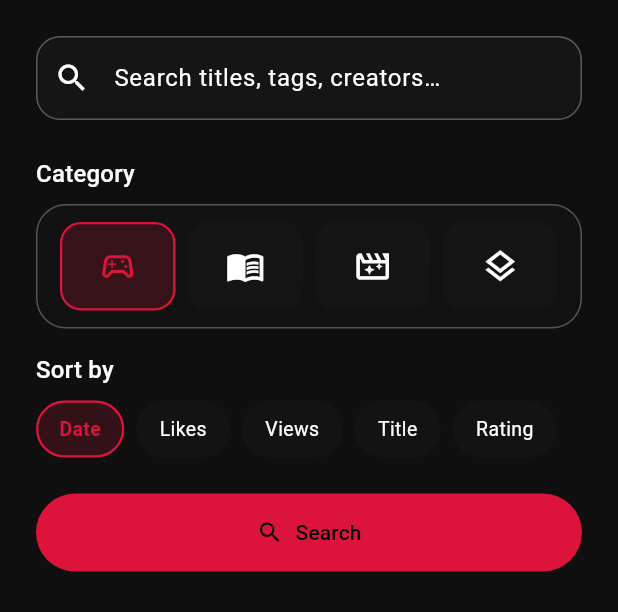
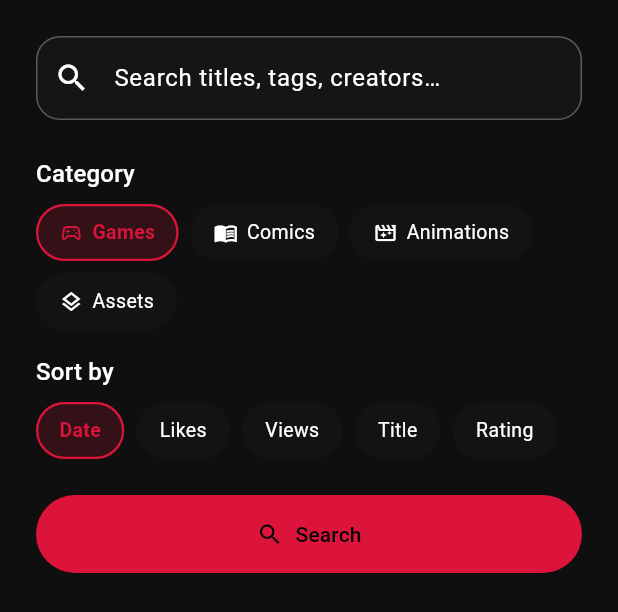
Before and after one commit to Broodyr/F95-Portal, a Flutter app: the SearchOptionsModal widget shown alone on an empty page, opened directly, on a phone screen of 412 x 824 dp. Shown: the top 612 px of the screen. Run offline on Flutter 3.47's test engine with Material 3 defaults, Android fonts, the phone set to English and light mode, and no system bars; our stand-ins replace cached_network_image, package_info_plus; network calls fail.

Commit message:
Search modal polish + lenient numeric JSON parsing
- Numeric API fields now accept any num (JSON numbers decode as double
  whenever a decimal point appears), fixing the intermittent "double is
  not a subtype of int" error screen on live data.
- Popular tags moved into the suggestion dropdown and only appear once
  the empty search field is focused, keeping the sheet compact.
- Filter chips: white bold +/- state icon, larger padded touch target
  for the remove x.
- Category selector is now labeled pills (matching the sort row)
  instead of icon-only buttons.

Co-Authored-By: Claude Fable 5 <noreply@anthropic.com>

```diff
--- a/lib/services/api_service.dart
+++ b/lib/services/api_service.dart
@@ -16,7 +16,7 @@ class PopularTag {
   const PopularTag({required this.tagId, required this.count});
 
   factory PopularTag.fromJson(Map<String, dynamic> json) {
-    return PopularTag(tagId: json['tag_id'] ?? 0, count: json['count'] ?? 0);
+    return PopularTag(tagId: (json['tag_id'] as num? ?? 0).toInt(), count: (json['count'] as num? ?? 0).toInt());
   }
 }
 
--- a/lib/widgets/search_options_modal.dart
+++ b/lib/widgets/search_options_modal.dart
@@ -4,6 +4,7 @@ import '../models/f95_metadata.dart';
 import '../models/search_category.dart';
 import '../models/search_query.dart';
 import '../services/api_service.dart';
+import '../utils/formatters.dart';
 
 typedef FetchPopularTagsCallback = Future<List<PopularTag>> Function({SearchCategory category});
 
@@ -45,8 +46,9 @@ class SearchOptionsModal extends StatefulWidget {
 class _SearchOptionsModalState extends State<SearchOptionsModal> {
   static const int _maxTagSuggestions = 6;
   static const int _maxPrefixSuggestions = 4;
-  static const int _maxPopularTags = 12;
+  static const int _maxPopularTags = 8;
 
+  final FocusNode _searchFocus = FocusNode();
   late final TextEditingController _searchController;
   late SearchCategory _selectedCategory;
   late SortOrder _sort;
@@ -69,6 +71,7 @@ class _SearchOptionsModalState extends State<SearchOptionsModal> {
     _sort = query.sort;
     _searchController = TextEditingController(text: query.search);
     _searchController.addListener(_onTextChanged);
+    _searchFocus.addListener(_onTextChanged);
     _creator = query.creator.trim().isEmpty ? null : query.creator.trim();
     _restoreFilters(query);
     _loadPopularTags();
@@ -77,6 +80,7 @@ class _SearchOptionsModalState extends State<SearchOptionsModal> {
   @override
   void dispose() {
     _searchController.dispose();
+    _searchFocus.dispose();
     super.dispose();
   }
 
@@ -207,6 +211,8 @@ class _SearchOptionsModalState extends State<SearchOptionsModal> {
     final bottomPadding = MediaQuery.of(context).viewPadding.bottom;
     final keyboardInset = MediaQuery.of(context).viewInsets.bottom;
     final suggestions = _buildSuggestions(_searchController.text);
+    final bool showPopular =
+        _searchFocus.hasFocus && _searchController.text.trim().isEmpty && _popularSuggestions.isNotEmpty;
 
     return SafeArea(
       child: AnimatedPadding(
@@ -223,19 +229,14 @@ class _SearchOptionsModalState extends State<SearchOptionsModal> {
                 const SizedBox(height: 12),
               ],
               _buildSearchField(colorScheme),
-              if (suggestions.isNotEmpty || _hasCreatorSuggestion) ...[
+              if (suggestions.isNotEmpty || _hasCreatorSuggestion || showPopular) ...[
                 const SizedBox(height: 8),
-                _buildSuggestionList(colorScheme, suggestions),
-              ] else if (_popularSuggestions.isNotEmpty) ...[
-                const SizedBox(height: 16),
-                Text('Popular tags', style: textTheme.titleSmall?.copyWith(color: colorScheme.onSurfaceVariant)),
-                const SizedBox(height: 8),
-                _buildPopularTags(colorScheme),
+                _buildSuggestionList(colorScheme, suggestions, showPopular: showPopular),
               ],
               const SizedBox(height: 24),
               Text('Category', style: textTheme.titleMedium),
               const SizedBox(height: 8),
-              _buildSelectorSurface(colorScheme, _buildCategorySelector(colorScheme)),
+              _buildCategorySelector(colorScheme),
               const SizedBox(height: 16),
               Text('Sort by', style: textTheme.titleMedium),
               const SizedBox(height: 8),
@@ -277,6 +278,7 @@ class _SearchOptionsModalState extends State<SearchOptionsModal> {
       ),
       child: TextField(
         controller: _searchController,
+        focusNode: _searchFocus,
         textInputAction: TextInputAction.search,
         onSubmitted: (_) => _onSubmit(),
         decoration: const InputDecoration(
@@ -314,7 +316,8 @@ class _SearchOptionsModalState extends State<SearchOptionsModal> {
     );
   }
 
-  Widget _buildSuggestionList(ColorScheme colorScheme, List<_Suggestion> suggestions) {
+  Widget _buildSuggestionList(ColorScheme colorScheme, List<_Suggestion> suggestions, {bool showPopular = false}) {
+    final metadata = F95Metadata.instance;
     return Container(
       constraints: const BoxConstraints(maxHeight: 240),
       decoration: BoxDecoration(
@@ -348,89 +351,77 @@ class _SearchOptionsModalState extends State<SearchOptionsModal> {
               title: Text('Creator: "${_searchController.text.trim()}"'),
               onTap: _setCreatorFromText,
             ),
+          if (showPopular)
+            for (final tag in _popularSuggestions)
+              ListTile(
+                dense: true,
+                visualDensity: VisualDensity.compact,
+                leading: Icon(Icons.trending_up, size: 18, color: colorScheme.onSurfaceVariant),
+                title: Text(metadata.tagName(tag.tagId)!),
+                trailing: Text(
+                  NumberFormatter.formatNumber(tag.count),
+                  style: TextStyle(color: colorScheme.onSurfaceVariant, fontSize: 12),
+                ),
+                onTap: () => _addFilter(_FilterKind.tag, tag.tagId, metadata.tagName(tag.tagId)!),
+              ),
         ],
       ),
     );
   }
 
-  Widget _buildPopularTags(ColorScheme colorScheme) {
-    final metadata = F95Metadata.instance;
+  Widget _buildChoicePill(
+    ColorScheme colorScheme, {
+    required String label,
+    IconData? icon,
+    required bool selected,
+    required VoidCallback onTap,
+  }) {
+    final Color foreground = selected ? colorScheme.primary : colorScheme.onSurfaceVariant;
+    return GestureDetector(
+      onTap: onTap,
+      child: AnimatedContainer(
+        duration: const Duration(milliseconds: 180),
+        padding: const EdgeInsets.symmetric(horizontal: 14, vertical: 8),
+        decoration: BoxDecoration(
+          color: selected
+              ? colorScheme.primary.withValues(alpha: 0.18)
+              : colorScheme.surfaceContainerHighest.withValues(alpha: 0.25),
+          borderRadius: BorderRadius.circular(999),
+          border: Border.all(color: selected ? colorScheme.primary : Colors.transparent, width: 1.5),
+        ),
+        child: Row(
+          mainAxisSize: MainAxisSize.min,
+          children: [
+            if (icon != null) ...[Icon(icon, size: 16, color: foreground), const SizedBox(width: 6)],
+            Text(
+              label,
+              style: TextStyle(
+                fontSize: 13,
+                color: foreground,
+                fontWeight: selected ? FontWeight.w600 : FontWeight.w400,
+              ),
+            ),
+          ],
+        ),
+      ),
+    );
+  }
+
+  Widget _buildCategorySelector(ColorScheme colorScheme) {
     return Wrap(
       spacing: 8,
       runSpacing: 8,
       children: [
-        for (final tag in _popularSuggestions)
-          GestureDetector(
-            onTap: () => _addFilter(_FilterKind.tag, tag.tagId, metadata.tagName(tag.tagId)!),
-            child: Container(
-              padding: const EdgeInsets.symmetric(horizontal: 12, vertical: 6),
-              decoration: BoxDecoration(
-                color: colorScheme.surfaceContainerHighest.withValues(alpha: 0.3),
-                borderRadius: BorderRadius.circular(999),
-                border: Border.all(color: colorScheme.outlineVariant.withValues(alpha: 0.25)),
-              ),
-              child: Text(metadata.tagName(tag.tagId)!, style: const TextStyle(fontSize: 13)),
-            ),
+        for (final category in SearchCategory.values)
+          _buildChoicePill(
+            colorScheme,
+            label: category.displayLabel,
+            icon: _categoryIcons[category],
+            selected: _selectedCategory == category,
+            onTap: () => _onCategoryChanged(category),
           ),
       ],
     );
-  }
-
-  Widget _buildSelectorSurface(ColorScheme colorScheme, Widget child) {
-    return DecoratedBox(
-      decoration: BoxDecoration(
-        borderRadius: BorderRadius.circular(20),
-        border: Border.all(color: colorScheme.outlineVariant.withValues(alpha: 0.28)),
-        gradient: LinearGradient(
-          colors: [
-            colorScheme.surfaceContainerHighest.withValues(alpha: 0.2),
-            colorScheme.surfaceContainerHighest.withValues(alpha: 0.12),
-          ],
-          begin: Alignment.topCenter,
-          end: Alignment.bottomCenter,
-        ),
-      ),
-      child: Padding(padding: const EdgeInsets.all(12), child: child),
-    );
-  }
-
-  Widget _buildCategorySelector(ColorScheme colorScheme) {
-    final entries = SearchCategory.values.map((category) {
-      final bool isSelected = _selectedCategory == category;
-      final icon = _categoryIcons[category]!;
-
-      return Expanded(
-        child: Tooltip(
-          message: category.displayLabel,
-          child: Padding(
-            padding: const EdgeInsets.symmetric(horizontal: 4),
-            child: AnimatedContainer(
-              duration: const Duration(milliseconds: 180),
-              decoration: BoxDecoration(
-                color: isSelected
-                    ? colorScheme.primary.withValues(alpha: 0.18)
-                    : colorScheme.surfaceContainerHighest.withValues(alpha: 0.25),
-                borderRadius: BorderRadius.circular(14),
-                border: Border.all(color: isSelected ? colorScheme.primary : Colors.transparent, width: 1.5),
-              ),
-              child: Material(
-                type: MaterialType.transparency,
-                child: InkWell(
-                  borderRadius: BorderRadius.circular(14),
-                  onTap: () => _onCategoryChanged(category),
-                  child: SizedBox(
-                    height: 56,
-                    child: Icon(icon, color: isSelected ? colorScheme.primary : colorScheme.onSurfaceVariant, size: 26),
-                  ),
-                ),
-              ),
-            ),
-          ),
-        ),
-      );
-    }).toList();
-
-    return Row(children: entries);
   }
 
   Widget _buildSortSelector(ColorScheme colorScheme) {
@@ -439,27 +430,11 @@ class _SearchOptionsModalState extends State<SearchOptionsModal> {
       runSpacing: 8,
       children: [
         for (final order in SortOrder.values)
-          GestureDetector(
+          _buildChoicePill(
+            colorScheme,
+            label: order.displayLabel,
+            selected: _sort == order,
             onTap: () => setState(() => _sort = order),
-            child: AnimatedContainer(
-              duration: const Duration(milliseconds: 180),
-              padding: const EdgeInsets.symmetric(horizontal: 14, vertical: 8),
-              decoration: BoxDecoration(
-                color: _sort == order
-                    ? colorScheme.primary.withValues(alpha: 0.18)
-                    : colorScheme.surfaceContainerHighest.withValues(alpha: 0.25),
-                borderRadius: BorderRadius.circular(999),
-                border: Border.all(color: _sort == order ? colorScheme.primary : Colors.transparent, width: 1.5),
-              ),
-              child: Text(
-                order.displayLabel,
-                style: TextStyle(
-                  fontSize: 13,
-                  color: _sort == order ? colorScheme.primary : colorScheme.onSurfaceVariant,
-                  fontWeight: _sort == order ? FontWeight.w600 : FontWeight.w400,
-                ),
-              ),
-            ),
           ),
       ],
     );
@@ -487,9 +462,10 @@ class _FilterChipPill extends StatelessWidget {
     final Color accent = exclude ? colorScheme.error : colorScheme.primary;
 
     return GestureDetector(
+      behavior: HitTestBehavior.opaque,
       onTap: onTap,
       child: Container(
-        padding: const EdgeInsets.fromLTRB(10, 6, 6, 6),
+        padding: const EdgeInsets.fromLTRB(10, 2, 0, 2),
         decoration: BoxDecoration(
           color: accent.withValues(alpha: 0.16),
           borderRadius: BorderRadius.circular(999),
@@ -498,15 +474,20 @@ class _FilterChipPill extends StatelessWidget {
         child: Row(
           mainAxisSize: MainAxisSize.min,
           children: [
-            Icon(exclude ? Icons.remove : Icons.add, size: 14, color: accent),
-            const SizedBox(width: 2),
+            // The include/exclude state is the most important bit of the chip,
+            // so render it white and heavy rather than in the accent tint.
+            Icon(exclude ? Icons.remove : Icons.add, size: 18, color: Colors.white, weight: 700),
+            const SizedBox(width: 3),
             Icon(icon, size: 14, color: accent),
             const SizedBox(width: 4),
-            Text(label, style: TextStyle(fontSize: 13, color: accent)),
-            const SizedBox(width: 4),
+            Text(label, style: TextStyle(fontSize: 13, color: accent, fontWeight: FontWeight.w500)),
             GestureDetector(
+              behavior: HitTestBehavior.opaque,
               onTap: onRemove,
-              child: Icon(Icons.close, size: 14, color: accent.withValues(alpha: 0.7)),
+              child: Padding(
+                padding: const EdgeInsets.fromLTRB(8, 8, 10, 8),
+                child: Icon(Icons.close, size: 16, color: accent.withValues(alpha: 0.8)),
+              ),
             ),
           ],
         ),
```
Also changed, not shown: lib/models/thread_summary.dart (+20 -9 lines), 2 other files.
